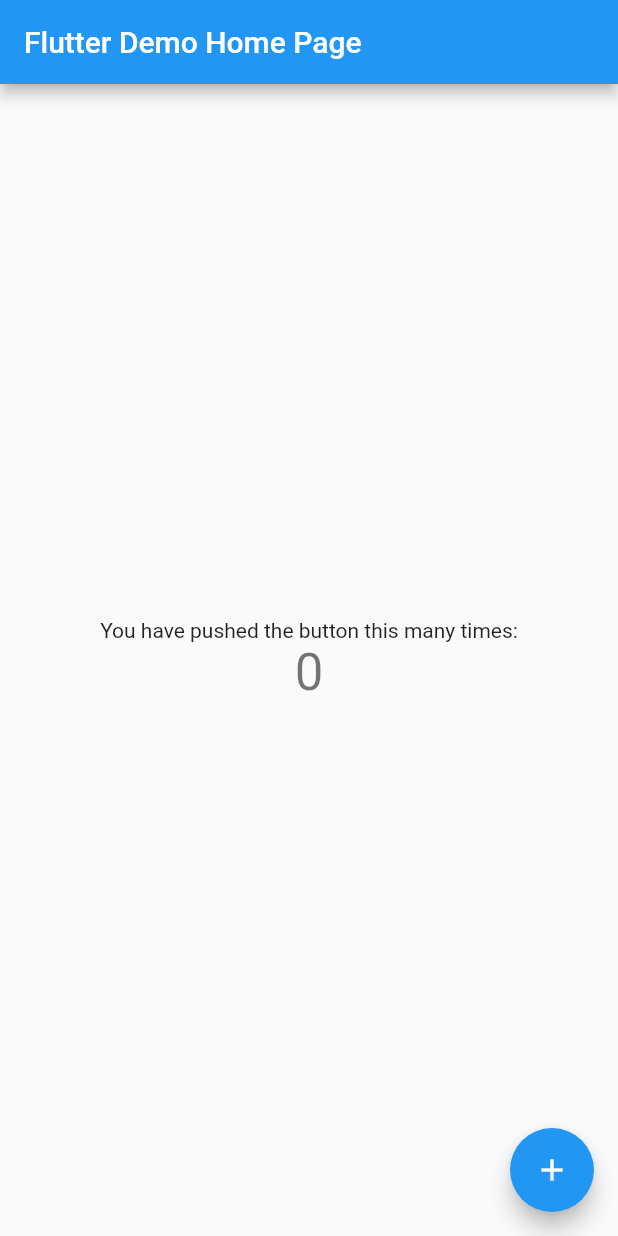
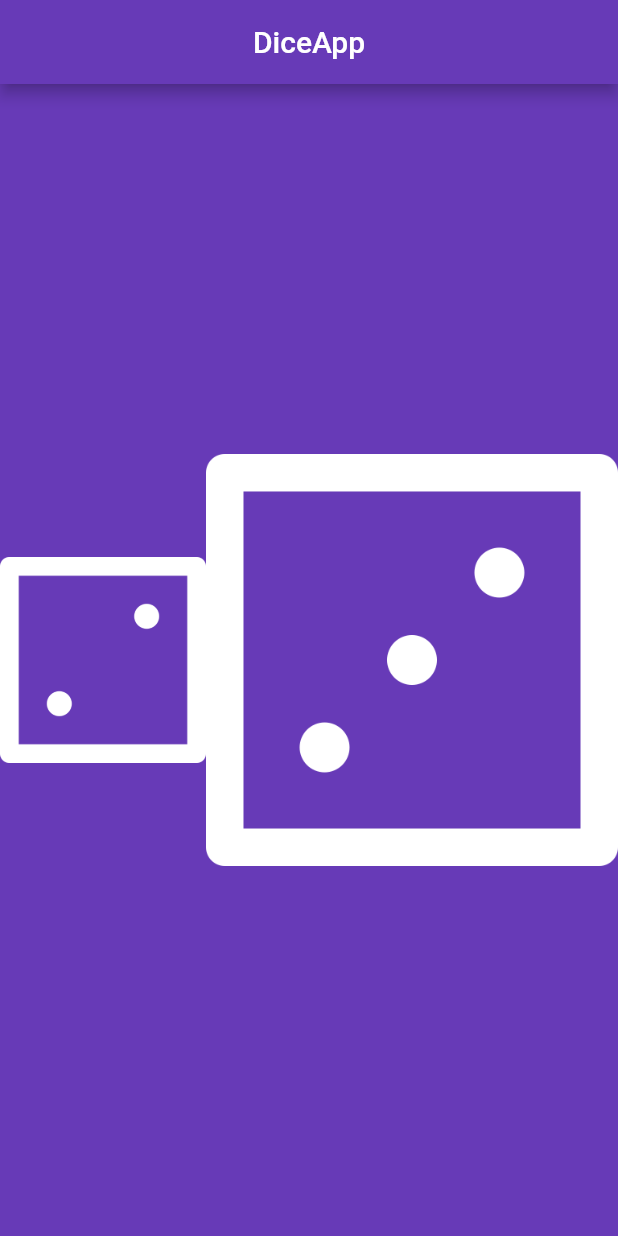
Before and after one commit to Jros88/flutter_codigo5_dice, a Flutter app: the screen it shows after launch, on a phone screen of 412 x 824 dp. Run offline on Flutter 3.47's test engine with Material 2 defaults, Android fonts, the phone set to English and light mode, and no system bars.

Commit message:
Mi 1er comit

```diff
--- a/lib/main.dart
+++ b/lib/main.dart
@@ -1,115 +1,46 @@
+
 import 'package:flutter/material.dart';
 
-void main() {
-  runApp(const MyApp());
+void main(){
+  runApp(MyApp());
 }
 
 class MyApp extends StatelessWidget {
   const MyApp({Key? key}) : super(key: key);
-
-  // This widget is the root of your application.
   @override
   Widget build(BuildContext context) {
     return MaterialApp(
-      title: 'Flutter Demo',
-      theme: ThemeData(
-        // This is the theme of your application.
-        //
-        // Try running your application with "flutter run". You'll see the
-        // application has a blue toolbar. Then, without quitting the app, try
-        // changing the primarySwatch below to Colors.green and then invoke
-        // "hot reload" (press "r" in the console where you ran "flutter run",
-        // or simply save your changes to "hot reload" in a Flutter IDE).
-        // Notice that the counter didn't reset back to zero; the application
-        // is not restarted.
-        primarySwatch: Colors.blue,
-      ),
-      home: const MyHomePage(title: 'Flutter Demo Home Page'),
+      debugShowCheckedModeBanner: false,
+      home: DicePage(),
     );
   }
 }
 
-class MyHomePage extends StatefulWidget {
-  const MyHomePage({Key? key, required this.title}) : super(key: key);
-
-  // This widget is the home page of your application. It is stateful, meaning
-  // that it has a State object (defined below) that contains fields that affect
-  // how it looks.
-
-  // This class is the configuration for the state. It holds the values (in this
-  // case the title) provided by the parent (in this case the App widget) and
-  // used by the build method of the State. Fields in a Widget subclass are
-  // always marked "final".
-
-  final String title;
-
-  @override
-  State<MyHomePage> createState() => _MyHomePageState();
-}
-
-class _MyHomePageState extends State<MyHomePage> {
-  int _counter = 0;
-
-  void _incrementCounter() {
-    setState(() {
-      // This call to setState tells the Flutter framework that something has
-      // changed in this State, which causes it to rerun the build method below
-      // so that the display can reflect the updated values. If we changed
-      // _counter without calling setState(), then the build method would not be
-      // called again, and so nothing would appear to happen.
-      _counter++;
-    });
-  }
-
+class DicePage extends StatelessWidget {
+  const DicePage({Key? key}) : super(key: key);
   @override
   Widget build(BuildContext context) {
-    // This method is rerun every time setState is called, for instance as done
-    // by the _incrementCounter method above.
-    //
-    // The Flutter framework has been optimized to make rerunning build methods
-    // fast, so that you can just rebuild anything that needs updating rather
-    // than having to individually change instances of widgets.
     return Scaffold(
+      backgroundColor: Colors.deepPurple,
       appBar: AppBar(
-        // Here we take the value from the MyHomePage object that was created by
-        // the App.build method, and use it to set our appbar title.
-        title: Text(widget.title),
+        backgroundColor: Colors.deepPurple,
+        title: Text("DiceApp"),
+        centerTitle: true,
       ),
       body: Center(
-        // Center is a layout widget. It takes a single child and positions it
-        // in the middle of the parent.
-        child: Column(
-          // Column is also a layout widget. It takes a list of children and
-          // arranges them vertically. By default, it sizes itself to fit its
-          // children horizontally, and tries to be as tall as its parent.
-          //
-          // Invoke "debug painting" (press "p" in the console, choose the
-          // "Toggle Debug Paint" action from the Flutter Inspector in Android
-          // Studio, or the "Toggle Debug Paint" command in Visual Studio Code)
-          // to see the wireframe for each widget.
-          //
-          // Column has various properties to control how it sizes itself and
-          // how it positions its children. Here we use mainAxisAlignment to
-          // center the children vertically; the main axis here is the vertical
-          // axis because Columns are vertical (the cross axis would be
-          // horizontal).
-          mainAxisAlignment: MainAxisAlignment.center,
-          children: <Widget>[
-            const Text(
-              'You have pushed the button this many times:',
+        child: Row(
+          children: [
+            Expanded(
+              flex: 1,
+              child: Image.asset('assets/images/dice2.png'),
             ),
-            Text(
-              '$_counter',
-              style: Theme.of(context).textTheme.headline4,
+            Expanded(
+              flex: 2,
+              child: Image.asset('assets/images/dice3.png'),
             ),
           ],
         ),
       ),
-      floatingActionButton: FloatingActionButton(
-        onPressed: _incrementCounter,
-        tooltip: 'Increment',
-        child: const Icon(Icons.add),
-      ), // This trailing comma makes auto-formatting nicer for build methods.
     );
   }
 }
--- a/pubspec.yaml
+++ b/pubspec.yaml
@@ -58,8 +58,8 @@ flutter:
   uses-material-design: true
 
   # To add assets to your application, add an assets section, like this:
-  # assets:
-  #   - images/a_dot_burr.jpeg
+  assets:
+   - assets/images/
   #   - images/a_dot_ham.jpeg
 
   # An image asset can refer to one or more resolution-specific "variants", see
```
Also changed, not shown: assets/images/dice1.png (added), assets/images/dice2.png (added), assets/images/dice3.png (added), assets/images/dice4.png (added), assets/images/dice5.png (added), assets/images/dice6.png (added).
